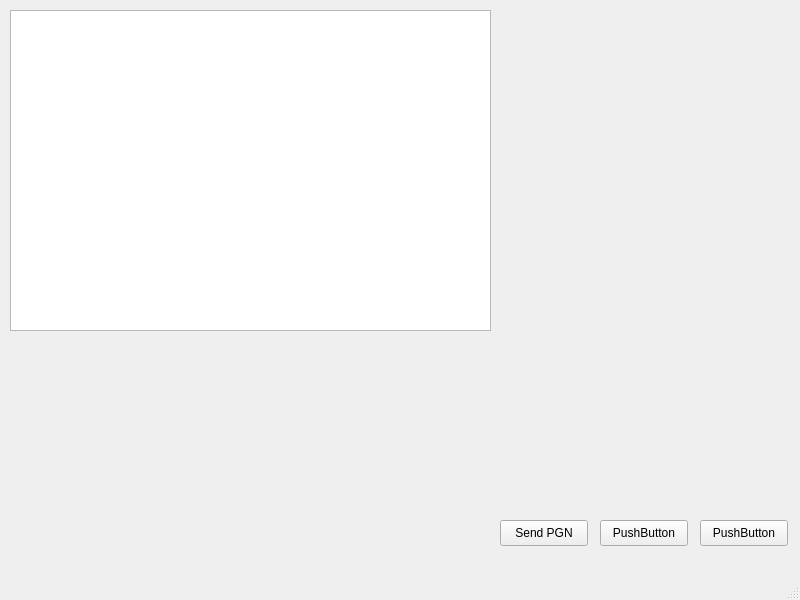
Qt form ui/mainwindow.ui (davidhoy/pocotest) before a commit.
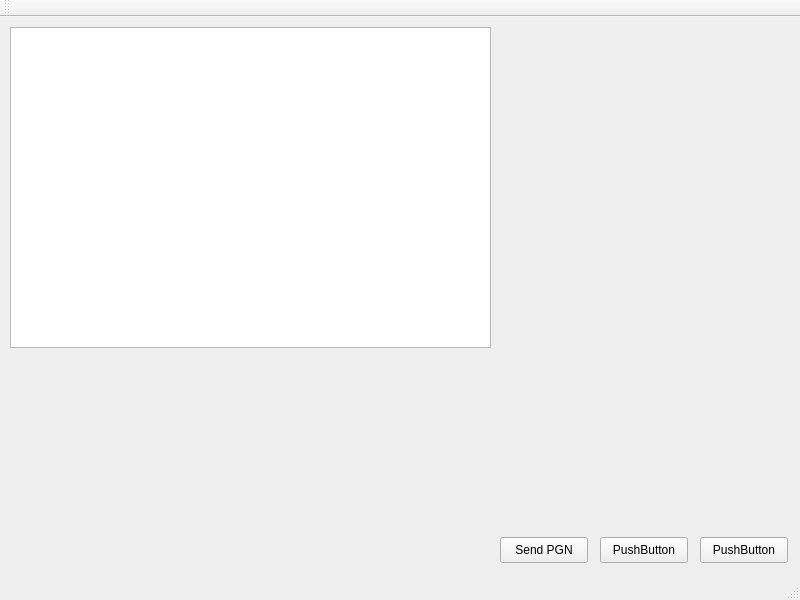
The same form after that commit.

Commit message: Implement CAN interface selection in MainWindow with dynamic population of available interfaces

Diff of the .ui file:
```diff
--- a/ui/mainwindow.ui
+++ b/ui/mainwindow.ui
@@ -74,6 +74,17 @@
     </rect>
    </property>
   </widget>
+  <widget class="QToolBar" name="toolBar">
+   <property name="windowTitle">
+    <string>toolBar</string>
+   </property>
+   <attribute name="toolBarArea">
+    <enum>TopToolBarArea</enum>
+   </attribute>
+   <attribute name="toolBarBreak">
+    <bool>false</bool>
+   </attribute>
+  </widget>
   <widget class="QStatusBar" name="statusbar"/>
  </widget>
  <resources/>
```
The commit also changes 3 other files.
